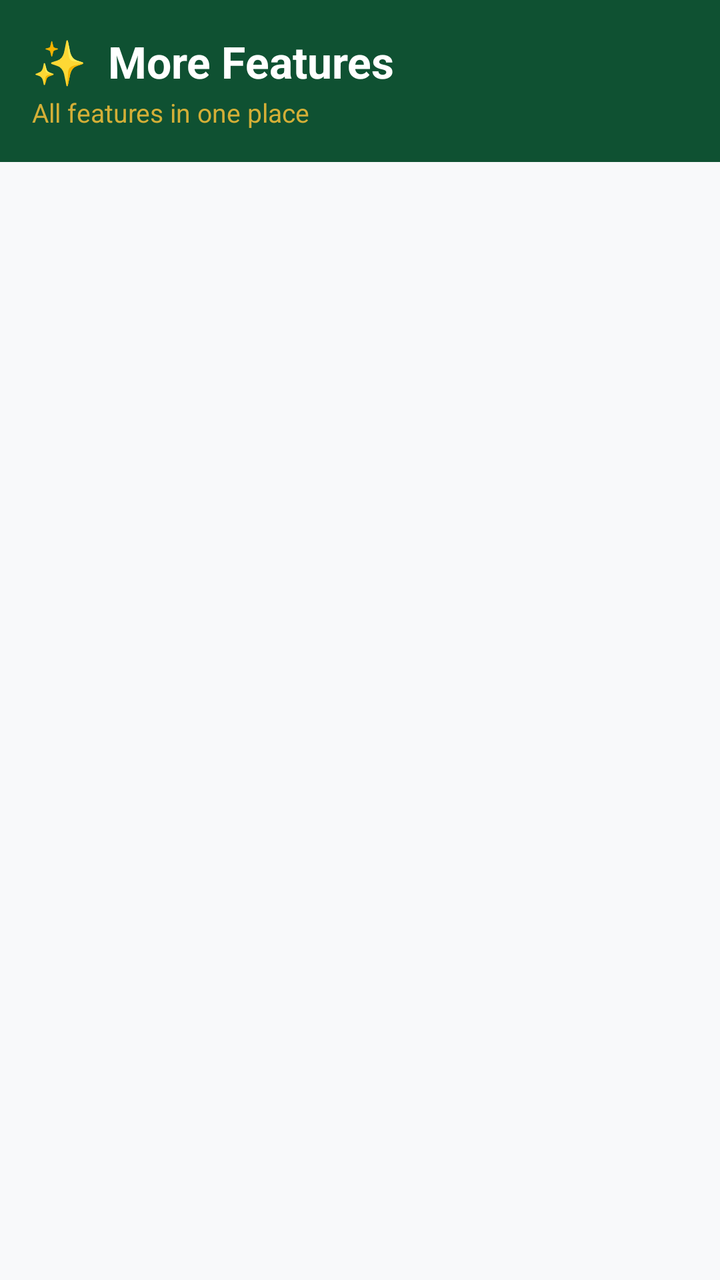
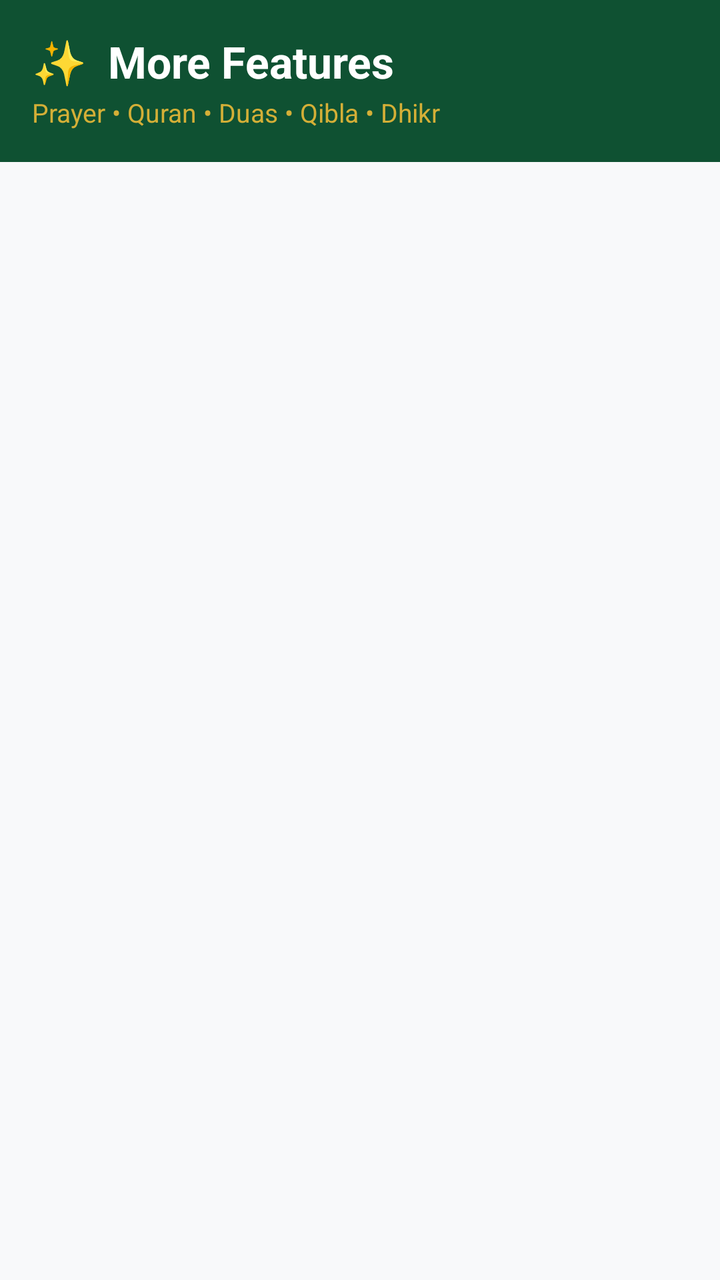

Before-and-after screenshots of an Android layout around one commit, followed by the original layout XML and the change that was made.
<!-- AndroidManifest.xml: application theme Theme.Noor -->
<!-- res/layout/fragment_more.xml -->
<?xml version="1.0" encoding="utf-8"?>
<LinearLayout xmlns:android="http://schemas.android.com/apk/res/android"
    android:layout_width="match_parent"
    android:layout_height="match_parent"
    android:orientation="vertical"
    android:background="@color/background">

    <LinearLayout
        android:layout_width="match_parent"
        android:layout_height="wrap_content"
        android:orientation="vertical"
        android:padding="16dp"
        android:background="@color/primary">

        <TextView
            android:layout_width="wrap_content"
            android:layout_height="wrap_content"
            android:text="✨  More Features"
            android:textColor="@color/white"
            android:textSize="22sp"
            android:textStyle="bold" />

        <TextView
            android:layout_width="wrap_content"
            android:layout_height="wrap_content"
            android:layout_marginTop="2dp"
            android:text="All features in one place"
            android:textColor="@color/accent"
            android:textSize="13sp" />
    </LinearLayout>

    <androidx.recyclerview.widget.RecyclerView
        android:id="@+id/rvFeatures"
        android:layout_width="match_parent"
        android:layout_height="match_parent"
        android:clipToPadding="false"
        android:padding="8dp" />

</LinearLayout>
<!-- resources referenced by this layout -->
<resources>
  <color name="accent">#D4AF37</color>
  <color name="background">#F8F9FA</color>
  <color name="primary">#0F5132</color>
  <color name="white">#FFFFFF</color>
  <style name="Theme.Noor" parent="Theme.MaterialComponents.Light.NoActionBar">
          <item name="colorPrimary">@color/primary</item>
          <item name="colorPrimaryVariant">@color/primary_dark</item>
          <item name="colorOnPrimary">@color/white</item>
          <item name="colorSecondary">@color/accent</item>
          <item name="colorSecondaryVariant">@color/accent_dark</item>
          <item name="colorOnSecondary">@color/black</item>
          <item name="android:statusBarColor">@color/primary_dark</item>
          <item name="android:windowBackground">@color/background</item>
      </style>
  <color name="primary_dark">#0A3D25</color>
  <color name="accent_dark">#B8941F</color>
  <color name="black">#000000</color>
</resources>

<!-- the commit's change to res/layout/fragment_more.xml (unified diff, before → after) -->
@@ -24,7 +24,7 @@
             android:layout_width="wrap_content"
             android:layout_height="wrap_content"
             android:layout_marginTop="2dp"
-            android:text="All features in one place"
+            android:text="Prayer • Quran • Duas • Qibla • Dhikr"
             android:textColor="@color/accent"
             android:textSize="13sp" />
     </LinearLayout>
